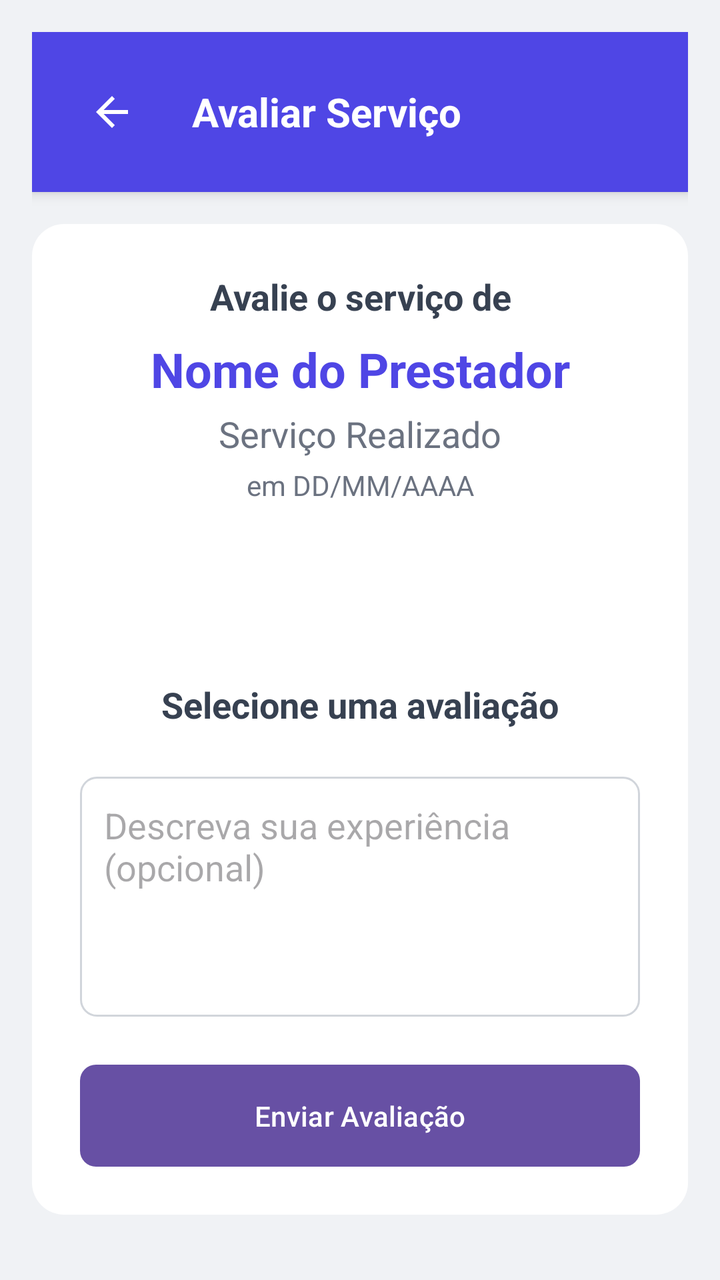
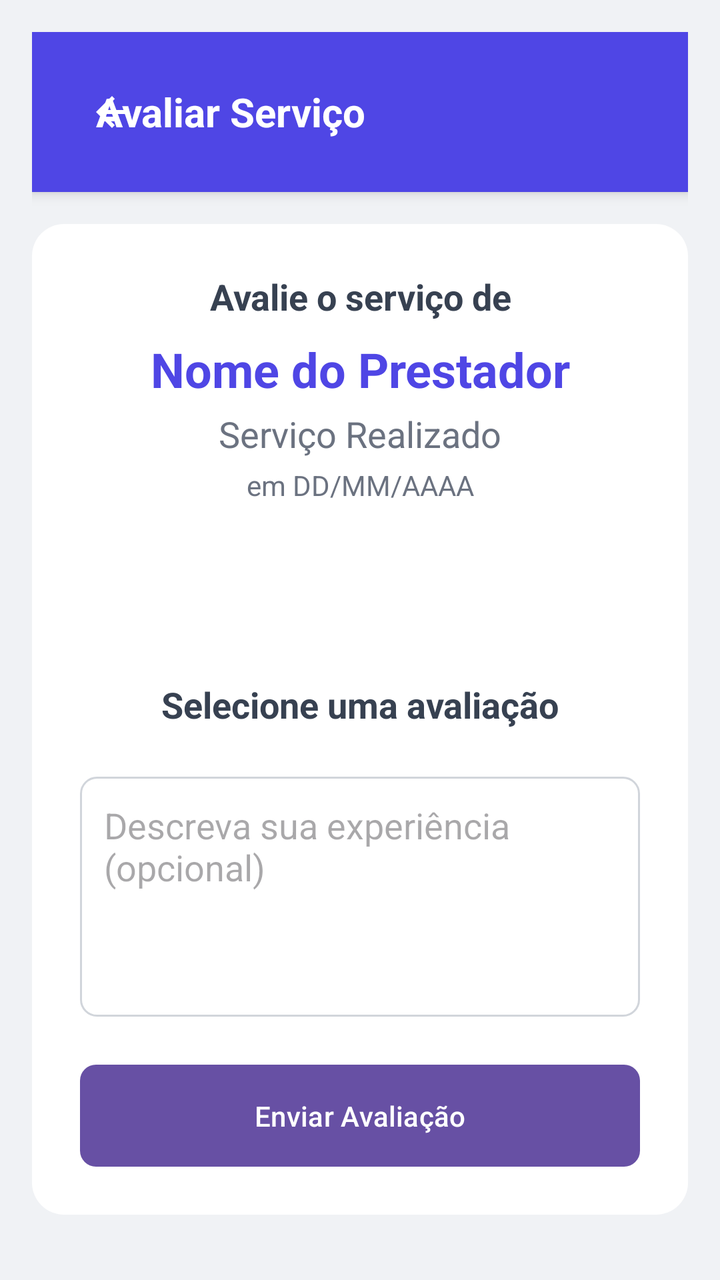

Screens rendered from an Android XML layout before and after an edit, with the pre-edit source and the edit as a unified diff.
<!-- AndroidManifest.xml: application theme Theme.SmartApp -->
<!-- res/layout/avaliar_servico.xml -->
<?xml version="1.0" encoding="utf-8"?>
<RelativeLayout xmlns:android="http://schemas.android.com/apk/res/android"
    xmlns:app="http://schemas.android.com/apk/res-auto"
    xmlns:tools="http://schemas.android.com/tools"
    android:layout_width="match_parent"
    android:layout_height="match_parent"
    android:background="#f0f2f5"
    android:padding="16dp"
    android:tint="#FBBF24">


    
    <RelativeLayout
        android:id="@+id/header"
        android:layout_width="match_parent"
        android:layout_height="wrap_content"
        android:background="#4F46E5"
        android:elevation="4dp"
        android:padding="16dp">

        <ImageButton
            android:id="@+id/btnBack"
            android:layout_width="48dp"
            android:layout_height="48dp"
            android:background="?selectableItemBackgroundBorderless"
            android:contentDescription="btnvoltar"
            android:padding="8dp"
            android:src="@drawable/ic_arrow_back"/>

        <TextView
            android:layout_width="wrap_content"
            android:layout_height="wrap_content"
            android:layout_centerVertical="true"
            android:layout_marginStart="16dp"
            android:layout_toEndOf="@id/btnBack"
            android:text="Avaliar Serviço"
            android:textColor="@android:color/white"
            android:textSize="20sp"
            android:textStyle="bold" />
    </RelativeLayout>

    
    <ScrollView
        android:layout_width="match_parent"
        android:layout_height="match_parent"
        android:layout_below="@id/header"
        android:paddingTop="16dp">

        <RelativeLayout
            android:layout_width="match_parent"
            android:layout_height="wrap_content"
            android:background="@drawable/card_background"
            android:padding="24dp">

            <TextView
                android:id="@+id/tvTitle"
                android:layout_width="match_parent"
                android:layout_height="wrap_content"
                android:text="Avalie o serviço de"
                android:textAlignment="center"
                android:textColor="#374151"
                android:textSize="18sp"
                android:textStyle="bold" />

            <TextView
                android:id="@+id/tvProfessionalName"
                android:layout_width="match_parent"
                android:layout_height="wrap_content"
                android:layout_below="@id/tvTitle"
                android:layout_marginTop="8dp"
                android:text="Nome do Prestador"
                android:textAlignment="center"
                android:textColor="#4F46E5"
                android:textSize="24sp"
                android:textStyle="bold" />

            <TextView
                android:id="@+id/tvServiceName"
                android:layout_width="match_parent"
                android:layout_height="wrap_content"
                android:layout_below="@id/tvProfessionalName"
                android:layout_marginTop="4dp"
                android:text="Serviço Realizado"
                android:textAlignment="center"
                android:textColor="#6B7280"
                android:textSize="18sp" />

            <TextView
                android:id="@+id/tvServiceDate"
                android:layout_width="match_parent"
                android:layout_height="wrap_content"
                android:layout_below="@id/tvServiceName"
                android:layout_marginTop="4dp"
                android:text="em DD/MM/AAAA"
                android:textAlignment="center"
                android:textColor="#6B7280"
                android:textSize="14sp" />

            <LinearLayout
                android:id="@+id/starContainer"
                android:layout_width="wrap_content"
                android:layout_height="wrap_content"
                android:layout_below="@id/tvServiceDate"
                android:layout_centerHorizontal="true"
                android:layout_marginTop="24dp"
                android:orientation="horizontal">

                <ImageView
                    android:id="@+id/star1"
                    android:layout_width="48dp"
                    android:layout_height="48dp"
                     />

                <ImageView
                    android:id="@+id/star2"
                    android:layout_width="48dp"
                    android:layout_height="48dp"
                     />

                <ImageView
                    android:id="@+id/star3"
                    android:layout_width="48dp"
                    android:layout_height="48dp"
                     />

                <ImageView
                    android:id="@+id/star4"
                    android:layout_width="48dp"
                    android:layout_height="48dp"
                     />

                <ImageView
                    android:id="@+id/star5"
                    android:layout_width="48dp"
                    android:layout_height="48dp"
                     />
            </LinearLayout>

            <TextView
                android:id="@+id/tvRatingText"
                android:layout_width="match_parent"
                android:layout_height="wrap_content"
                android:layout_below="@id/starContainer"
                android:layout_marginTop="16dp"
                android:text="Selecione uma avaliação"
                android:textAlignment="center"
                android:textColor="#374151"
                android:textSize="18sp"
                android:textStyle="bold" />

            <EditText
                android:id="@+id/etComment"
                android:layout_width="match_parent"
                android:layout_height="120dp"
                android:layout_below="@id/tvRatingText"
                android:layout_marginTop="24dp"
                android:background="@drawable/edittext_background"
                android:gravity="top"
                android:hint="Descreva sua experiência (opcional)"
                android:padding="12dp" />

            <Button
                android:id="@+id/btnSubmit"
                android:layout_width="match_parent"
                android:layout_height="wrap_content"
                android:layout_below="@id/etComment"
                android:layout_marginTop="24dp"
                android:background="@drawable/button_primary"
                android:drawablePadding="8dp"
                android:paddingVertical="12dp"
                android:text="Enviar Avaliação"
                android:textAllCaps="false"
                android:textColor="@android:color/white" />
        </RelativeLayout>
    </ScrollView>

    
    <RelativeLayout
        android:id="@+id/messageModal"
        android:layout_width="match_parent"
        android:layout_height="match_parent"
        android:background="#66000000"
        android:visibility="gone">

        <RelativeLayout
            android:layout_width="300dp"
            android:layout_height="wrap_content"
            android:layout_centerInParent="true"
            android:background="@drawable/modal_background"
            android:padding="24dp">

            <ImageView
                android:id="@+id/ivModalIcon"
                android:layout_width="64dp"
                android:layout_height="64dp"
                android:layout_centerHorizontal="true"/>

            <TextView
                android:id="@+id/tvModalTitle"
                android:layout_width="match_parent"
                android:layout_height="wrap_content"
                android:layout_below="@id/ivModalIcon"
                android:layout_marginTop="16dp"
                android:textAlignment="center"
                android:textColor="#374151"
                android:textSize="20sp"
                android:textStyle="bold" />

            <TextView
                android:id="@+id/tvModalMessage"
                android:layout_width="match_parent"
                android:layout_height="wrap_content"
                android:layout_below="@id/tvModalTitle"
                android:layout_marginTop="8dp"
                android:layout_marginBottom="24dp"
                android:textAlignment="center"
                android:textColor="#374151" />

            <Button
                android:id="@+id/btnModalOk"
                android:layout_width="match_parent"
                android:layout_height="wrap_content"
                android:layout_below="@id/tvModalMessage"
                android:background="@drawable/button_primary"
                android:text="OK"
                android:textAllCaps="false"
                android:textColor="@android:color/white" />
        </RelativeLayout>
    </RelativeLayout>
</RelativeLayout>
<!-- resources referenced by this layout -->
<resources>
  <!-- drawable button_primary (drawable) -->
  <?xml version="1.0" encoding="utf-8"?>
  <shape xmlns:android="http://schemas.android.com/apk/res/android">
      <solid android:color="#4F46E5"/>
      <corners android:radius="8dp"/>
      <solid android:color="#10B981" />
      <corners android:radius="8dp" />
  </shape>
  <!-- drawable card_background (drawable) -->
  <shape xmlns:android="http://schemas.android.com/apk/res/android">
      <solid android:color="@android:color/white" />
      <corners android:radius="12dp" />
      <solid android:color="@android:color/white"/>
      <corners android:radius="16dp"/>
  </shape>
  <!-- drawable edittext_background (drawable) -->
  <shape xmlns:android="http://schemas.android.com/apk/res/android">
      <solid android:color="@android:color/white" />
      <corners android:radius="8dp" />
      <stroke
          android:width="1dp"
          android:color="#D1D5DB" />
      <solid android:color="@android:color/white"/>
      <corners android:radius="12dp"/>
      <stroke android:width="1dp" android:color="@color/gray_300"/>
  
      <shape xmlns:android="http://schemas.android.com/apk/res/android">
          <solid android:color="@android:color/white"/>
          <corners android:radius="8dp"/>
          <stroke android:width="1dp" android:color="#D1D5DB"/>
      </shape>
  
      <solid android:color="@android:color/transparent" />
      <stroke android:width="1dp" android:color="#D1D5DB" />
      <corners android:radius="8dp" />
  
  </shape>
  <!-- drawable ic_arrow_back (drawable) -->
  <vector xmlns:android="http://schemas.android.com/apk/res/android"
      android:width="24dp"
      android:height="24dp"
      android:viewportWidth="24"
      android:viewportHeight="24">
      <path android:fillColor="#FFFFFF" android:pathData="M20,11H7.83l5.59,-5.59L12,4l-8,8 8,8 1.41,-1.41L7.83,13H20v-2z"/>
  </vector>
  <!-- drawable modal_background (drawable) -->
  <?xml version="1.0" encoding="utf-8"?>
  <shape xmlns:android="http://schemas.android.com/apk/res/android">
      <solid android:color="@android:color/white" />
      <corners android:radius="16dp" />
  </shape>
  <style name="Theme.SmartApp" parent="Base.Theme.SmartApp" />
  <color name="gray_300">#D1D5DB</color>
  <style name="Base.Theme.SmartApp" parent="Theme.Material3.DayNight.NoActionBar" />
</resources>

<!-- the commit's change to res/layout/avaliar_servico.xml (unified diff, before → after) -->
@@ -19,7 +19,7 @@
         android:padding="16dp">
 
         <ImageButton
-            android:id="@+id/btnBack"
+            android:id="@+id/btnvoltarsv"
             android:layout_width="48dp"
             android:layout_height="48dp"
             android:background="?selectableItemBackgroundBorderless"
